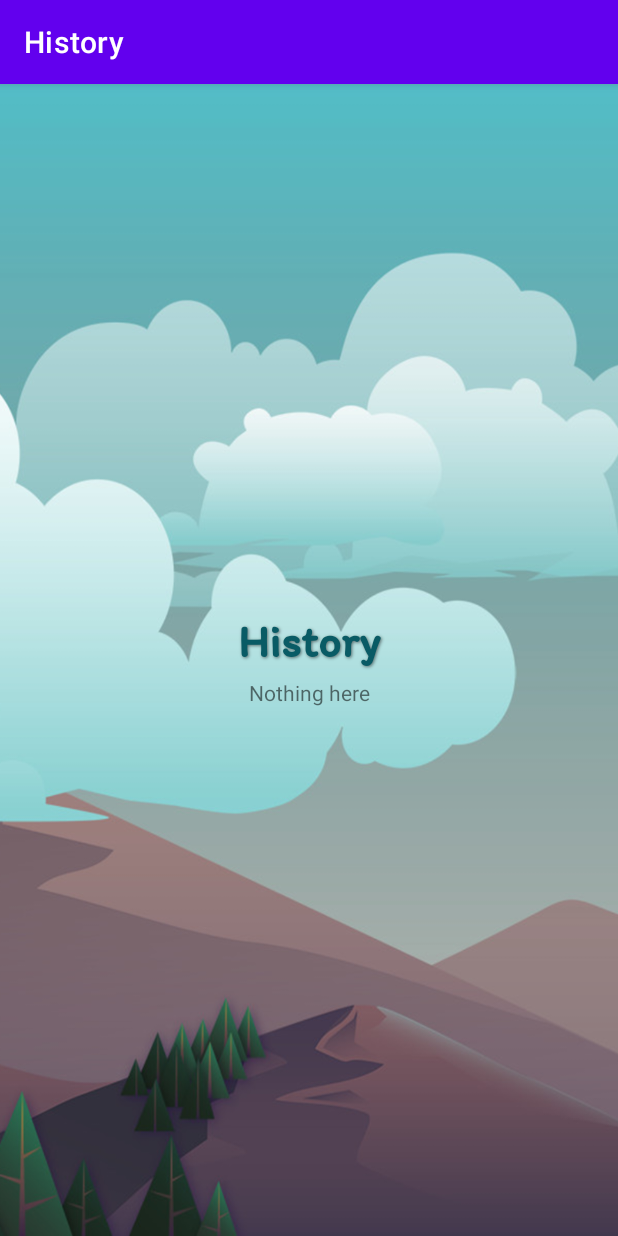
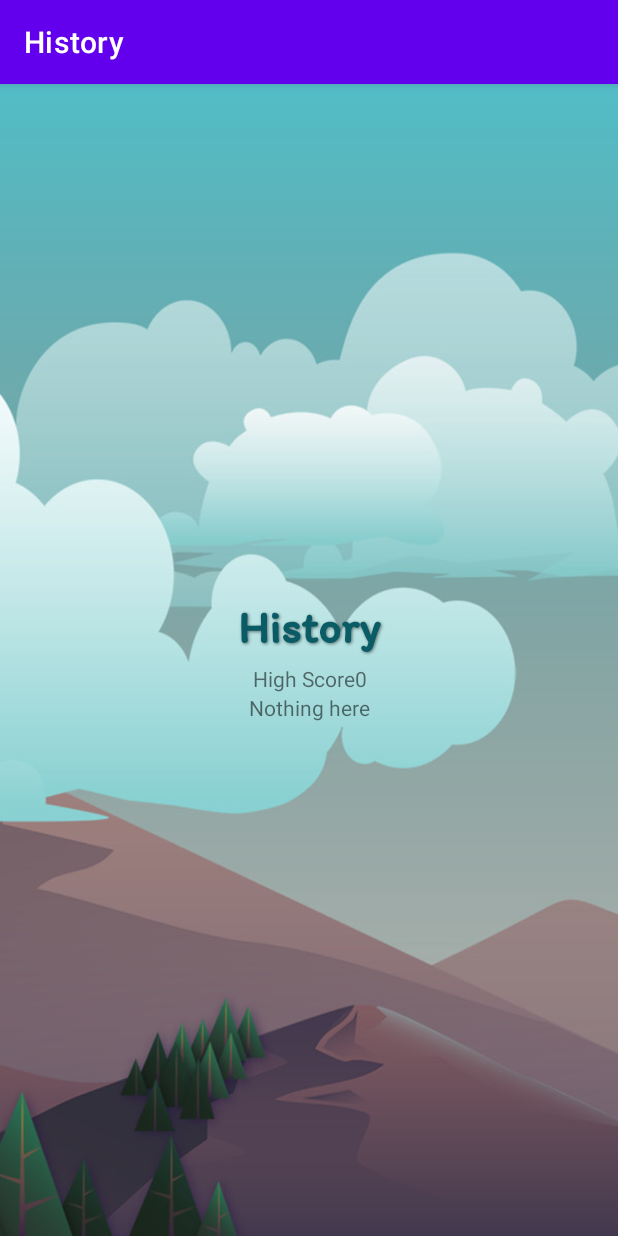
Before and after one commit to KingOnHuy/CS355_Final_Project, an Android app: the HistoryActivity screen opened directly, with no data from a screen before it, on a phone screen of 412 x 824 dp. Run offline under Robolectric (Android 15) with nearby library versions, the phone set to English and light mode, and no system bars.

Commit message:
King: High score in history

```diff
--- a/app/src/main/java/com/example/riddle/DBManager.java
+++ b/app/src/main/java/com/example/riddle/DBManager.java
@@ -41,7 +41,7 @@ public class DBManager {
                 DatabaseHelper.TIME,
                 DatabaseHelper.SCORE,
         };
-        Cursor cursor = database.query(DatabaseHelper.TABLE_NAME, columns, null, null, null, null, null);
+        Cursor cursor = database.query(DatabaseHelper.TABLE_NAME, columns, null, null, null, null, DatabaseHelper.TIME + " DESC");
         if (cursor != null) {
             cursor.moveToFirst();
         }
--- a/app/src/main/java/com/example/riddle/HistoryActivity.java
+++ b/app/src/main/java/com/example/riddle/HistoryActivity.java
@@ -35,6 +35,8 @@ public class HistoryActivity extends AppCompatActivity {
         dbManager = new DBManager(this);
         dbManager.open();
         Cursor cursor = dbManager.fetch();
+        final TextView highScoreTxt = (TextView) findViewById(R.id.highScoreTxt);
+        highScoreTxt.setText("High Score" + dbManager.getMaxScore());
 
         adapter = new SimpleCursorAdapter(this, R.layout.list_score, cursor, from, to, 0);
         adapter.setViewBinder(new SimpleCursorAdapter.ViewBinder() {
--- a/app/src/main/res/layout/activity_history.xml
+++ b/app/src/main/res/layout/activity_history.xml
@@ -37,6 +37,12 @@
                 android:textSize="30sp"
                 android:textStyle="bold" />
 
+            <TextView
+                android:id="@+id/highScoreTxt"
+                android:layout_width="match_parent"
+                android:layout_height="wrap_content"
+                android:textAlignment="center" />
+
             <ListView
                 android:id="@+id/historyList"
                 android:layout_width="match_parent"
```
